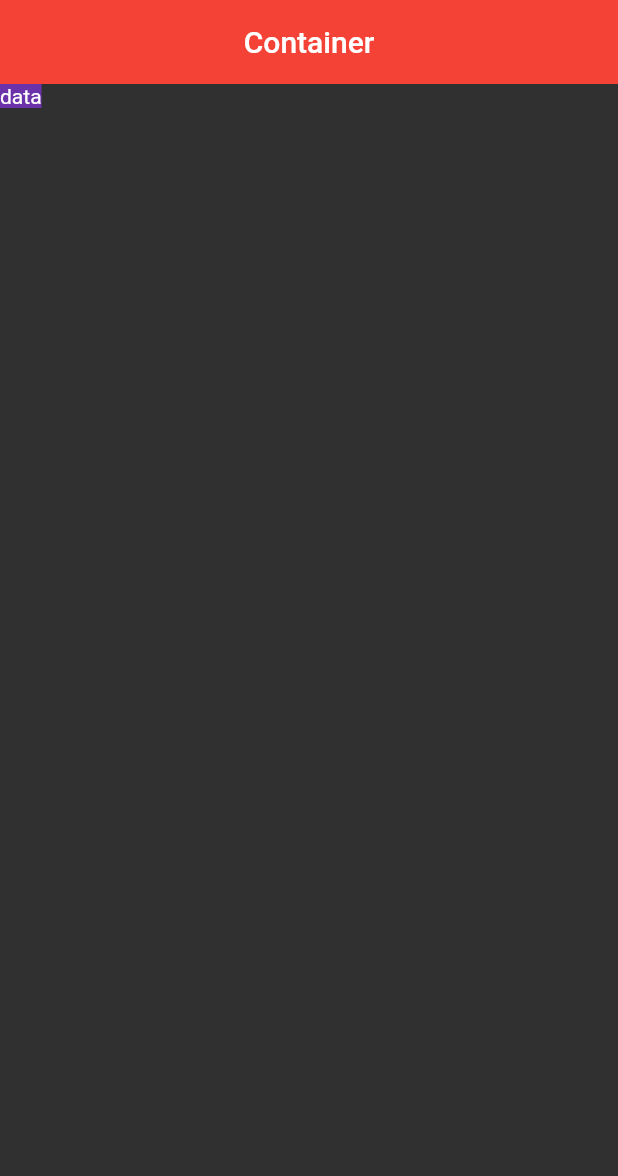
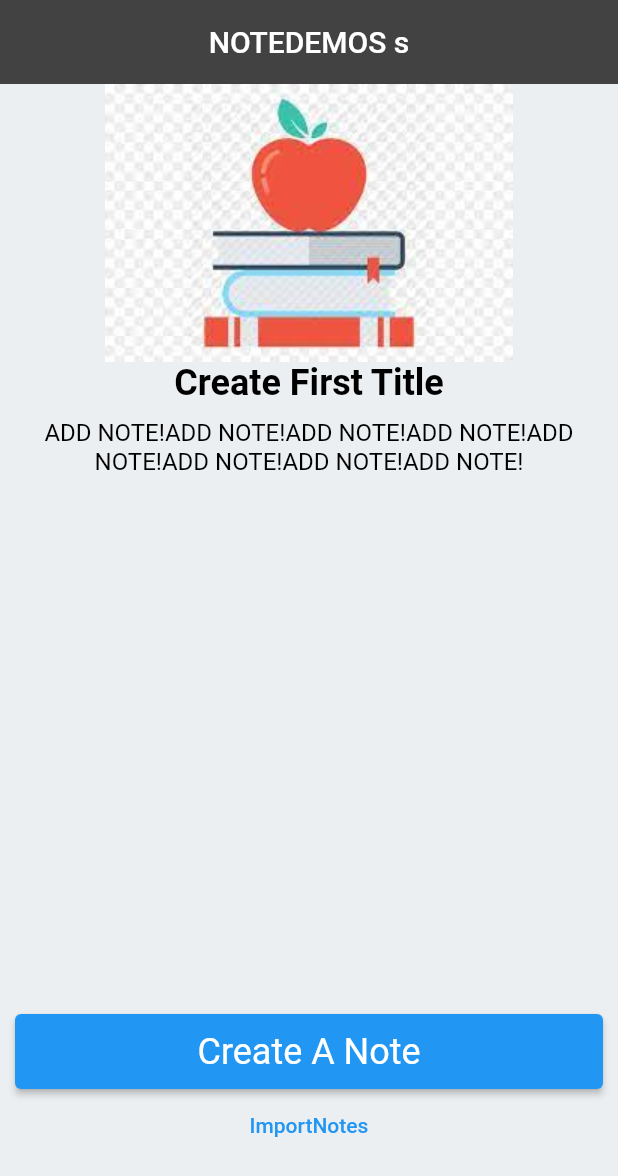
Before and after one commit to alisahin07/Temelden-Zirveye-Flutter, a Flutter app: the screen it shows after launch, on a phone screen of 412 x 824 dp. Shown: the top 1176 px of the screen. Run offline on Flutter 3.47's test engine with Material 2 defaults, Android fonts, the phone set to English and light mode, and no system bars; missing offline and left inert: dart:ffi.

Commit message:
#4 Ozel Ekran Tasarımı, Stateless widget, padding, card ve image widgetları

```diff
--- /dev/null
+++ b/lib/101/image_learn.dart
@@ -0,0 +1,44 @@
+import 'package:flutter/material.dart';
+
+class ImageLearn extends StatelessWidget {
+  const ImageLearn({Key? key}) : super(key: key);
+
+  @override
+  Widget build(BuildContext context) {
+    return Scaffold(
+      appBar: AppBar(title: Text('IMAGE')),
+      body: Column(
+        children: [
+          SizedBox(
+            height: 300,
+            width: 200,
+            //child: Image.asset(ImageItems().appleWithBook),
+            child: PngImage(name: ImageItems().apple2),
+          ),
+          Image.network(
+            'https://www.cumhuriyet.com.tr/Archive/2021/11/29/1888598/kapak_112247.jpg',
+            errorBuilder: (context, error, stackTrace) => PngImage(
+              name: ImageItems().appleWithBook,
+            ),
+          ),
+        ],
+      ),
+    );
+  }
+}
+
+class ImageItems {
+  final String appleWithBook = "indir";
+  final String apple2 = "apple_black_white";
+}
+
+class PngImage extends StatelessWidget {
+  const PngImage({Key? key, required this.name}) : super(key: key);
+  final String name;
+  @override
+  Widget build(BuildContext context) {
+    return Image.asset(_nameWith_path, fit: BoxFit.cover);
+  }
+
+  String get _nameWith_path => 'assets/png/$name.png';
+}
--- /dev/null
+++ b/lib/demos/note_demos_view.dart
@@ -0,0 +1,111 @@
+import 'package:flutter/cupertino.dart';
+import 'package:flutter/material.dart';
+import 'package:flutter/services.dart';
+import 'package:flutter_full_learn/101/image_learn.dart';
+
+class NoteDemos extends StatelessWidget {
+  const NoteDemos({Key? key}) : super(key: key);
+
+  @override
+  Widget build(BuildContext context) {
+    final String _title = 'Create First Title';
+    final String _description = 'ADD NOTE!';
+    final String _createNote = 'Create A Note';
+    final String _importNote = 'ImportNotes';
+    return Scaffold(
+      backgroundColor: Colors.blueGrey[50],
+      appBar: AppBar(
+        systemOverlayStyle:
+            SystemUiOverlayStyle.dark, //saati sarj seviyesini gosteriyor
+        title: Text('NOTEDEMOS s'),
+      ),
+      body: Padding(
+        padding: PaddingItem.horizantalPadding,
+        child: Column(
+          children: [
+            PngImage(name: ImageItems().appleWithBook),
+            _TitleWidget(title: _title),
+            Padding(
+              padding: PaddingItem.verticalPadding,
+              child: _SubTitleWidget(
+                title: _description,
+                textAlign: TextAlign.end,
+              ),
+            ),
+            Spacer(), // bunu sonra gosterecek
+            _createButton(_createNote, context),
+            TextButton(
+              onPressed: () {},
+              child: Text(
+                _importNote,
+              ),
+            ),
+            SizedBox(
+              height: 50,
+            )
+          ],
+        ),
+      ),
+    );
+  }
+
+  ElevatedButton _createButton(String _createNote, BuildContext context) {
+    return ElevatedButton(
+      onPressed: () {},
+      child: SizedBox(
+          child: Center(
+              child: Text(
+            _createNote,
+            style: Theme.of(context).textTheme.headline5,
+          )),
+          height: ButonHeights.buttonNormalheight),
+    );
+  }
+}
+
+class _SubTitleWidget extends StatelessWidget {
+  const _SubTitleWidget(
+      {Key? key, this.textAlign = TextAlign.center, required this.title})
+      : super(key: key);
+  final TextAlign textAlign;
+  final String title;
+  @override
+  Widget build(BuildContext context) {
+    return Text(
+      title * 8,
+      textAlign: TextAlign.center, //testi ortadan baslattik
+      style: Theme.of(context)
+          .textTheme
+          .subtitle1
+          ?.copyWith(color: Colors.black, fontWeight: FontWeight.w400),
+    );
+  }
+}
+
+class _TitleWidget extends StatelessWidget {
+  const _TitleWidget({
+    Key? key,
+    required this.title,
+  }) : super(key: key);
+
+  final String title;
+
+  @override
+  Widget build(BuildContext context) {
+    return Text(title,
+        style: Theme.of(context)
+            .textTheme
+            .headline5
+            ?.copyWith(color: Colors.black, fontWeight: FontWeight.w700));
+  }
+}
+
+class PaddingItem {
+  static const EdgeInsets horizantalPadding =
+      EdgeInsets.symmetric(horizontal: 10);
+  static const EdgeInsets verticalPadding = EdgeInsets.symmetric(vertical: 10);
+}
+
+class ButonHeights {
+  static const double buttonNormalheight = 50;
+}
--- a/lib/main.dart
+++ b/lib/main.dart
@@ -6,8 +6,13 @@ import 'package:flutter_full_learn/101/scaffold_learn.dart';
 import 'package:flutter_full_learn/101/text_learn.dart';
 
 import '101/button_learn.dart';
+import '101/card_learn.dart';
 import '101/color_learn.dart';
 import '101/icon_learn.dart';
+import '101/image_learn.dart';
+import '101/padding_learn.dart';
+import '101/stateless_learn.dart';
+import 'demos/note_demos_view.dart';
 
 void main() {
   runApp(const MyApp());
@@ -24,12 +29,12 @@ class MyApp extends StatelessWidget {
       theme: ThemeData.dark().copyWith(
         errorColor: ColorsItems.purchase,
         appBarTheme: AppBarTheme(
-            backgroundColor: Colors.red,
+            // backgroundColor: Colors.red,
             centerTitle: true,
             systemOverlayStyle: SystemUiOverlayStyle.light,
             elevation: 0),
       ),
-      home: ColorLearn(),
+      home: NoteDemos(),
     );
   }
 }
--- a/pubspec.yaml
+++ b/pubspec.yaml
@@ -58,7 +58,9 @@ flutter:
   uses-material-design: true
 
   # To add assets to your application, add an assets section, like this:
-  # assets:
+  assets:
+
+    - assets/png/
   #   - images/a_dot_burr.jpeg
   #   - images/a_dot_ham.jpeg
 
```
Also changed, not shown: lib/101/card_learn.dart (added, +53 -0 lines), lib/101/padding_learn.dart (added, +34 -0 lines), lib/101/stateless_learn.dart (added, +57 -0 lines), assets/png/apple_black_white.png (added), assets/png/indir.png (added).
